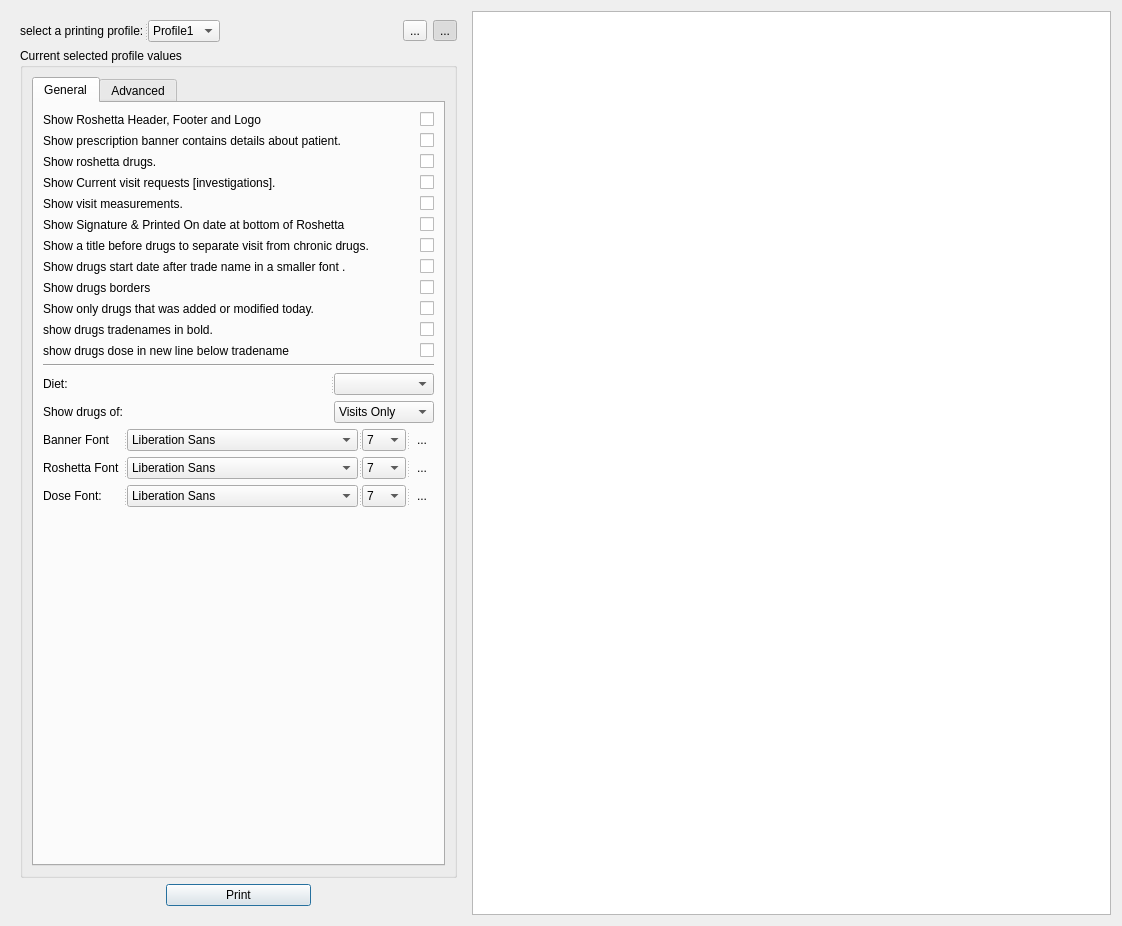
Above: qtemr/printdrugs.ui from dr3mro/SmartClinic before the change. Below: the same form after it.
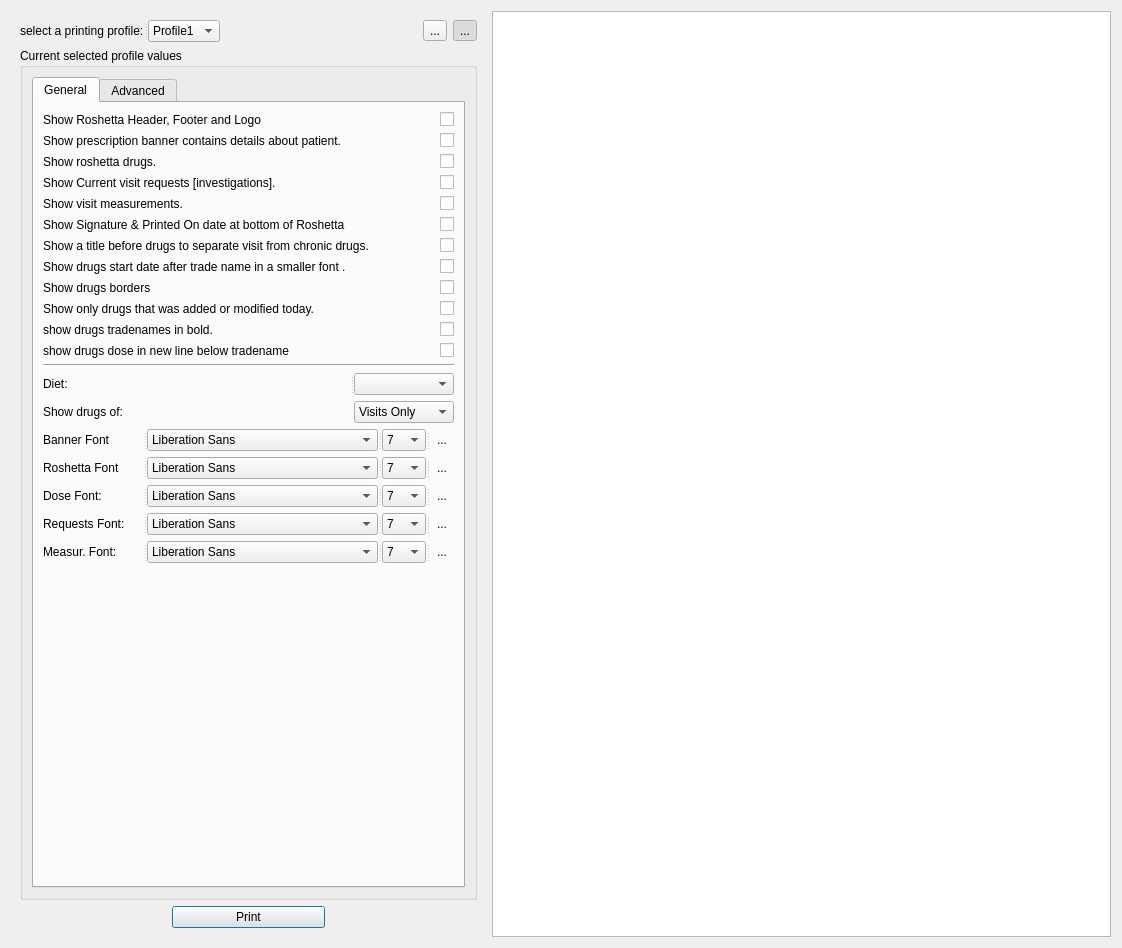
That is the form after the change. Icons and pictures are not drawn. Custom widgets are drawn as their Qt base class.

Commit message: clean fix save vitals bug fix no drugs roshetta light grey banner add fonts for requests and measuremenst fix rbs to string tweaks of appearance roshattea

Patch:
```diff
--- a/qtemr/printdrugs.ui
+++ b/qtemr/printdrugs.ui
@@ -10,7 +10,7 @@
     <x>0</x>
     <y>0</y>
     <width>1122</width>
-    <height>926</height>
+    <height>948</height>
    </rect>
   </property>
   <property name="sizePolicy">
@@ -536,7 +536,7 @@
                 </property>
                 <property name="minimumSize">
                  <size>
-                  <width>80</width>
+                  <width>100</width>
                   <height>0</height>
                  </size>
                 </property>
@@ -656,7 +656,7 @@
                 </property>
                 <property name="minimumSize">
                  <size>
-                  <width>80</width>
+                  <width>100</width>
                   <height>0</height>
                  </size>
                 </property>
@@ -776,7 +776,7 @@
                 </property>
                 <property name="minimumSize">
                  <size>
-                  <width>80</width>
+                  <width>100</width>
                   <height>0</height>
                  </size>
                 </property>
@@ -882,6 +882,246 @@
                </widget>
               </widget>
              </item>
+             <item>
+              <widget class="QSplitter" name="splitter_13">
+               <property name="orientation">
+                <enum>Qt::Horizontal</enum>
+               </property>
+               <widget class="QLabel" name="label_12">
+                <property name="sizePolicy">
+                 <sizepolicy hsizetype="Fixed" vsizetype="Preferred">
+                  <horstretch>0</horstretch>
+                  <verstretch>0</verstretch>
+                 </sizepolicy>
+                </property>
+                <property name="minimumSize">
+                 <size>
+                  <width>100</width>
+                  <height>0</height>
+                 </size>
+                </property>
+                <property name="maximumSize">
+                 <size>
+                  <width>80</width>
+                  <height>16777215</height>
+                 </size>
+                </property>
+                <property name="text">
+                 <string>Requests Font:</string>
+                </property>
+               </widget>
+               <widget class="mFontComboBox" name="requestsFontName">
+                <property name="editable">
+                 <bool>false</bool>
+                </property>
+               </widget>
+               <widget class="QComboBox" name="requestsFontSize">
+                <property name="sizePolicy">
+                 <sizepolicy hsizetype="Fixed" vsizetype="Fixed">
+                  <horstretch>0</horstretch>
+                  <verstretch>0</verstretch>
+                 </sizepolicy>
+                </property>
+                <property name="maximumSize">
+                 <size>
+                  <width>50</width>
+                  <height>16777215</height>
+                 </size>
+                </property>
+                <property name="styleSheet">
+                 <string notr="true"/>
+                </property>
+                <item>
+                 <property name="text">
+                  <string>7</string>
+                 </property>
+                </item>
+                <item>
+                 <property name="text">
+                  <string>8</string>
+                 </property>
+                </item>
+                <item>
+                 <property name="text">
+                  <string>9</string>
+                 </property>
+                </item>
+                <item>
+                 <property name="text">
+                  <string>10</string>
+                 </property>
+                </item>
+                <item>
+                 <property name="text">
+                  <string>11</string>
+                 </property>
+                </item>
+                <item>
+                 <property name="text">
+                  <string>12</string>
+                 </property>
+                </item>
+                <item>
+                 <property name="text">
+                  <string>14</string>
+                 </property>
+                </item>
+                <item>
+                 <property name="text">
+                  <string>16</string>
+                 </property>
+                </item>
+                <item>
+                 <property name="text">
+                  <string>18</string>
+                 </property>
+                </item>
+                <item>
+                 <property name="text">
+                  <string>20</string>
+                 </property>
+                </item>
+               </widget>
+               <widget class="QToolButton" name="requestsFontBold">
+                <property name="toolTip">
+                 <string>Bold</string>
+                </property>
+                <property name="text">
+                 <string>...</string>
+                </property>
+                <property name="icon">
+                 <iconset resource="resources.qrc">
+                  <normaloff>:/Graphics/bold</normaloff>:/Graphics/bold</iconset>
+                </property>
+                <property name="checkable">
+                 <bool>true</bool>
+                </property>
+                <property name="autoRaise">
+                 <bool>true</bool>
+                </property>
+               </widget>
+              </widget>
+             </item>
+             <item>
+              <widget class="QSplitter" name="splitter_15">
+               <property name="orientation">
+                <enum>Qt::Horizontal</enum>
+               </property>
+               <widget class="QLabel" name="label_13">
+                <property name="sizePolicy">
+                 <sizepolicy hsizetype="Fixed" vsizetype="Preferred">
+                  <horstretch>0</horstretch>
+                  <verstretch>0</verstretch>
+                 </sizepolicy>
+                </property>
+                <property name="minimumSize">
+                 <size>
+                  <width>100</width>
+                  <height>0</height>
+                 </size>
+                </property>
+                <property name="maximumSize">
+                 <size>
+                  <width>80</width>
+                  <height>16777215</height>
+                 </size>
+                </property>
+                <property name="text">
+                 <string>Measur. Font:</string>
+                </property>
+               </widget>
+               <widget class="mFontComboBox" name="measurementsFontName">
+                <property name="editable">
+                 <bool>false</bool>
+                </property>
+               </widget>
+               <widget class="QComboBox" name="measurementsFontSize">
+                <property name="sizePolicy">
+                 <sizepolicy hsizetype="Fixed" vsizetype="Fixed">
+                  <horstretch>0</horstretch>
+                  <verstretch>0</verstretch>
+                 </sizepolicy>
+                </property>
+                <property name="maximumSize">
+                 <size>
+                  <width>50</width>
+                  <height>16777215</height>
+                 </size>
+                </property>
+                <property name="styleSheet">
+                 <string notr="true"/>
+                </property>
+                <item>
+                 <property name="text">
+                  <string>7</string>
+                 </property>
+                </item>
+                <item>
+                 <property name="text">
+                  <string>8</string>
+                 </property>
+                </item>
+                <item>
+                 <property name="text">
+                  <string>9</string>
+                 </property>
+                </item>
+                <item>
+                 <property name="text">
+                  <string>10</string>
+                 </property>
+                </item>
+                <item>
+                 <property name="text">
+                  <string>11</string>
+                 </property>
+                </item>
+                <item>
+                 <property name="text">
+                  <string>12</string>
+                 </property>
+                </item>
+                <item>
+                 <property name="text">
+                  <string>14</string>
+                 </property>
+                </item>
+                <item>
+                 <property name="text">
+                  <string>16</string>
+                 </property>
+                </item>
+                <item>
+                 <property name="text">
+                  <string>18</string>
+                 </property>
+                </item>
+                <item>
+                 <property name="text">
+                  <string>20</string>
+                 </property>
+                </item>
+               </widget>
+               <widget class="QToolButton" name="measurementsFontBold">
+                <property name="toolTip">
+                 <string>Bold</string>
+                </property>
+                <property name="text">
+                 <string>...</string>
+                </property>
+                <property name="icon">
+                 <iconset resource="resources.qrc">
+                  <normaloff>:/Graphics/bold</normaloff>:/Graphics/bold</iconset>
+                </property>
+                <property name="checkable">
+                 <bool>true</bool>
+                </property>
+                <property name="autoRaise">
+                 <bool>true</bool>
+                </property>
+               </widget>
+              </widget>
+             </item>
              <item>
               <spacer name="verticalSpacer">
                <property name="orientation">
```
The commit also changes 9 other files.
